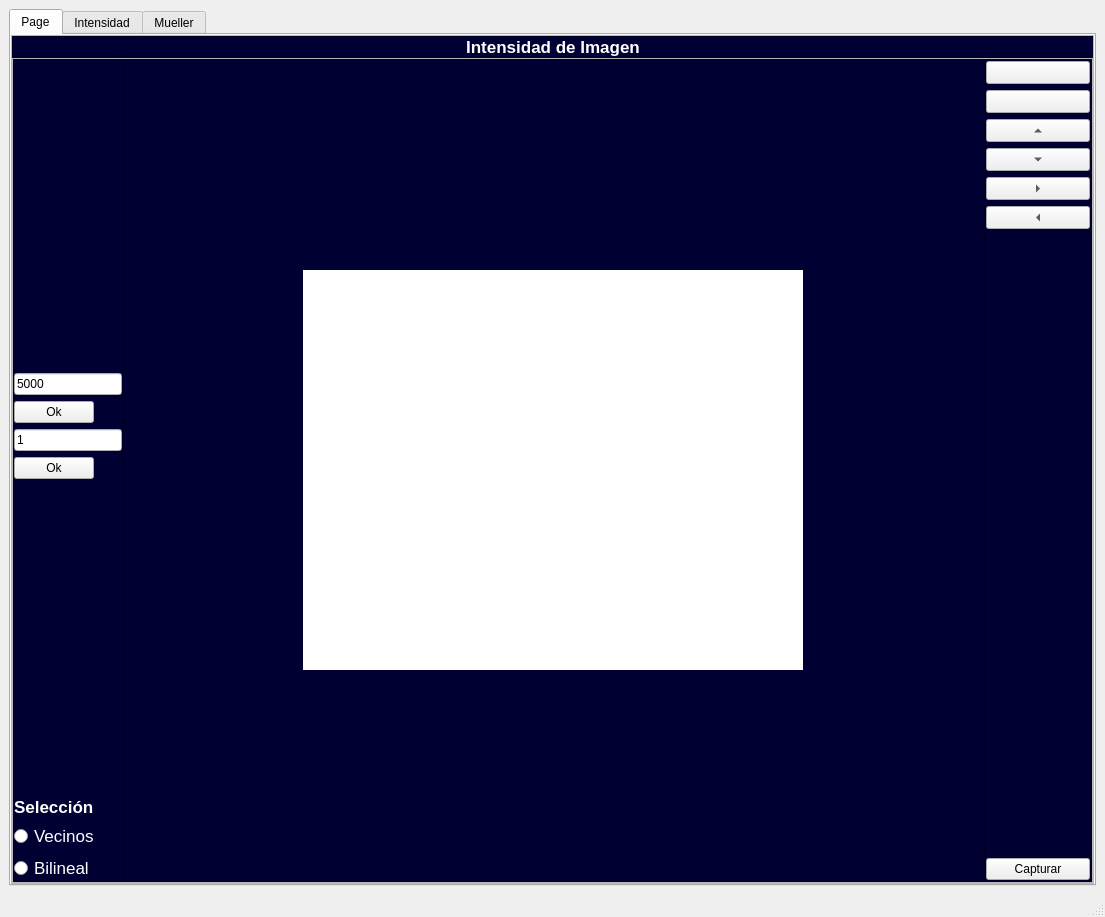
Old version of the form GUI/gui.ui in the repository dsilvapiedra/MWSI.
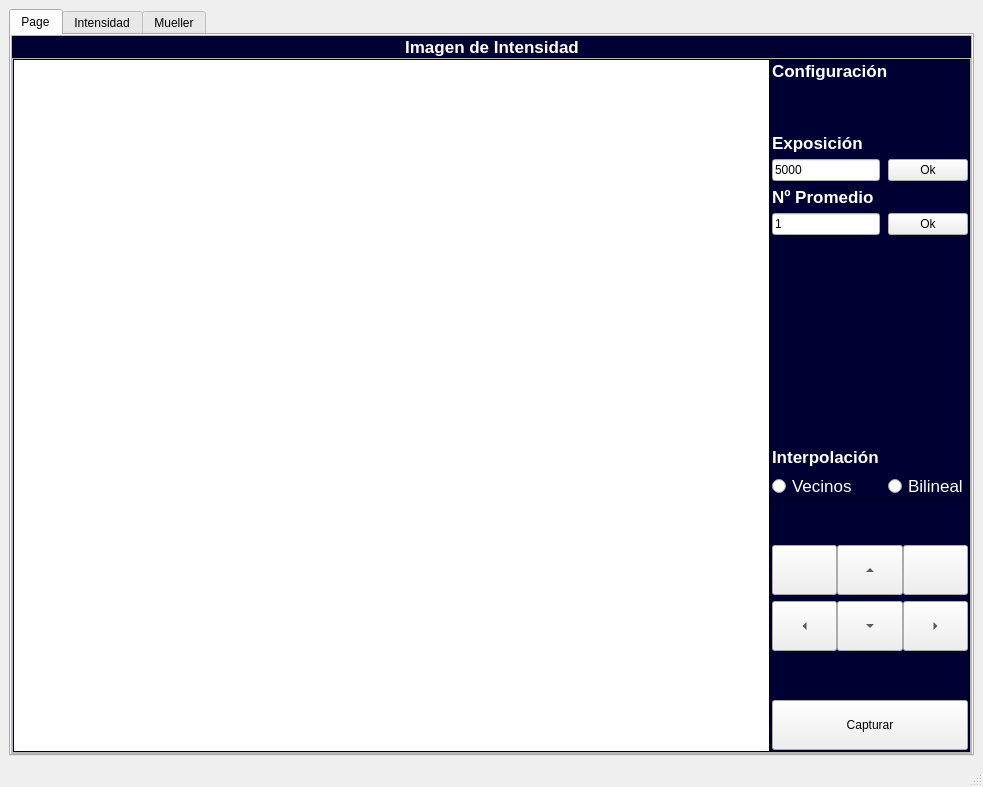
New version of the form. Icons and pictures are not drawn.

```diff
--- a/GUI/gui.ui
+++ b/GUI/gui.ui
@@ -6,8 +6,8 @@
    <rect>
     <x>0</x>
     <y>0</y>
-    <width>1105</width>
-    <height>917</height>
+    <width>983</width>
+    <height>787</height>
    </rect>
   </property>
   <property name="windowTitle">
@@ -137,7 +137,7 @@
 font-size: 13pt;</string>
                 </property>
                 <property name="text">
-                 <string>Intensidad de Imagen</string>
+                 <string>Imagen de Intensidad</string>
                 </property>
                 <property name="alignment">
                  <set>Qt::AlignCenter</set>
@@ -168,7 +168,7 @@
              <property name="frameShadow">
               <enum>QFrame::Raised</enum>
              </property>
-             <layout class="QHBoxLayout" name="horizontalLayout" stretch="0,8,1">
+             <layout class="QHBoxLayout" name="horizontalLayout" stretch="8,1">
               <property name="spacing">
                <number>0</number>
               </property>
@@ -184,136 +184,6 @@
               <property name="bottomMargin">
                <number>0</number>
               </property>
-              <item>
-               <widget class="QFrame" name="frame_4">
-                <property name="styleSheet">
-                 <string notr="true">QFrame {
-
-background-color:rgb(0, 0, 50);
- }
-
-QLabel {
-	color: rgb(255, 255, 254);
-	font: 13pt ;
-font-weight:bold;
-	
-}
-QRadioButton{
-	color: rgb(255, 255, 254);	font: 13pt ;
-}</string>
-                </property>
-                <property name="frameShape">
-                 <enum>QFrame::StyledPanel</enum>
-                </property>
-                <property name="frameShadow">
-                 <enum>QFrame::Raised</enum>
-                </property>
-                <layout class="QFormLayout" name="formLayout">
-                 <property name="horizontalSpacing">
-                  <number>0</number>
-                 </property>
-                 <property name="leftMargin">
-                  <number>0</number>
-                 </property>
-                 <property name="topMargin">
-                  <number>0</number>
-                 </property>
-                 <property name="rightMargin">
-                  <number>0</number>
-                 </property>
-                 <property name="bottomMargin">
-                  <number>0</number>
-                 </property>
-                 <item row="1" column="0">
-                  <widget class="QLineEdit" name="lineEdit_3">
-                   <property name="text">
-                    <string>5000</string>
-                   </property>
-                   <property name="readOnly">
-                    <bool>false</bool>
-                   </property>
-                   <property name="placeholderText">
-                    <string>Exposición</string>
-                   </property>
-                  </widget>
-                 </item>
-                 <item row="3" column="0">
-                  <widget class="QLineEdit" name="lineEdit_4">
-                   <property name="text">
-                    <string>1</string>
-                   </property>
-                   <property name="readOnly">
-                    <bool>false</bool>
-                   </property>
-                   <property name="placeholderText">
-                    <string>Num. Promedios</string>
-                   </property>
-                  </widget>
-                 </item>
-                 <item row="4" column="0">
-                  <widget class="QPushButton" name="pushButton_5">
-                   <property name="text">
-                    <string>Ok</string>
-                   </property>
-                  </widget>
-                 </item>
-                 <item row="2" column="0">
-                  <widget class="QPushButton" name="pushButton_6">
-                   <property name="text">
-                    <string>Ok</string>
-                   </property>
-                  </widget>
-                 </item>
-                 <item row="5" column="0">
-                  <spacer name="verticalSpacer_3">
-                   <property name="orientation">
-                    <enum>Qt::Vertical</enum>
-                   </property>
-                   <property name="sizeHint" stdset="0">
-                    <size>
-                     <width>20</width>
-                     <height>40</height>
-                    </size>
-                   </property>
-                  </spacer>
-                 </item>
-                 <item row="9" column="0">
-                  <widget class="QRadioButton" name="radioButton_5">
-                   <property name="text">
-                    <string>Bilineal</string>
-                   </property>
-                  </widget>
-                 </item>
-                 <item row="8" column="0">
-                  <widget class="QRadioButton" name="radioButton_4">
-                   <property name="text">
-                    <string>Vecinos</string>
-                   </property>
-                  </widget>
-                 </item>
-                 <item row="7" column="0">
-                  <widget class="QLabel" name="label_2">
-                   <property name="text">
-                    <string>Selección</string>
-                   </property>
-                  </widget>
-                 </item>
-                 <item row="0" column="0">
-                  <spacer name="verticalSpacer_5">
-                   <property name="orientation">
-                    <enum>Qt::Vertical</enum>
-                   </property>
-                   <property name="sizeHint" stdset="0">
-                    <size>
-                     <width>20</width>
-                     <height>40</height>
-                    </size>
-                   </property>
-                  </spacer>
-                 </item>
-                </layout>
-               </widget>
-              </item>
               <item>
                <widget class="QFrame" name="frame_3">
                 <property name="styleSheet">
@@ -351,11 +221,17 @@
                   <number>0</number>
                  </property>
                  <item row="0" column="0">
-                  <widget class="QLabel" name="S0_2">
+                  <widget class="QLabel" name="S0">
+                   <property name="sizePolicy">
+                    <sizepolicy hsizetype="Expanding" vsizetype="Expanding">
+                     <horstretch>0</horstretch>
+                     <verstretch>0</verstretch>
+                    </sizepolicy>
+                   </property>
                    <property name="maximumSize">
                     <size>
-                     <width>500</width>
-                     <height>400</height>
+                     <width>16777215</width>
+                     <height>16777215</height>
                     </size>
                    </property>
                    <property name="styleSheet">
@@ -364,6 +240,9 @@
                    <property name="text">
                     <string/>
                    </property>
+                   <property name="scaledContents">
+                    <bool>true</bool>
+                   </property>
                   </widget>
                  </item>
                 </layout>
@@ -417,7 +296,7 @@
                  <property name="bottomMargin">
                   <number>0</number>
                  </property>
-                 <item row="0" column="1">
+                 <item row="2" column="1">
                   <widget class="QFrame" name="frame_6">
                    <property name="frameShape">
                     <enum>QFrame::StyledPanel</enum>
@@ -441,14 +320,90 @@
                     <property name="horizontalSpacing">
                      <number>0</number>
                     </property>
-                    <item row="3" column="0">
+                    <item row="3" column="2">
+                     <widget class="QToolButton" name="toolButton_11">
+                      <property name="sizePolicy">
+                       <sizepolicy hsizetype="Minimum" vsizetype="Minimum">
+                        <horstretch>0</horstretch>
+                        <verstretch>0</verstretch>
+                       </sizepolicy>
+                      </property>
+                      <property name="minimumSize">
+                       <size>
+                        <width>0</width>
+                        <height>50</height>
+                       </size>
+                      </property>
+                      <property name="cursor">
+                       <cursorShape>PointingHandCursor</cursorShape>
+                      </property>
+                      <property name="text">
+                       <string/>
+                      </property>
+                      <property name="icon">
+                       <iconset>
+                        <normaloff>../../../Descargas/rarrow.png</normaloff>../../../Descargas/rarrow.png</iconset>
+                      </property>
+                      <property name="toolButtonStyle">
+                       <enum>Qt::ToolButtonIconOnly</enum>
+                      </property>
+                      <property name="arrowType">
+                       <enum>Qt::NoArrow</enum>
+                      </property>
+                     </widget>
+                    </item>
+                    <item row="4" column="1">
+                     <widget class="QToolButton" name="toolButton_8">
+                      <property name="sizePolicy">
+                       <sizepolicy hsizetype="Minimum" vsizetype="Minimum">
+                        <horstretch>0</horstretch>
+                        <verstretch>0</verstretch>
+                       </sizepolicy>
+                      </property>
+                      <property name="minimumSize">
+                       <size>
+                        <width>0</width>
+                        <height>50</height>
+                       </size>
+                      </property>
+                      <property name="cursor">
+                       <cursorShape>PointingHandCursor</cursorShape>
+                      </property>
+                      <property name="text">
+                       <string>...</string>
+                      </property>
+                      <property name="arrowType">
+                       <enum>Qt::DownArrow</enum>
+                      </property>
+                     </widget>
+                    </item>
+                    <item row="7" column="1">
+                     <spacer name="verticalSpacer_4">
+                      <property name="orientation">
+                       <enum>Qt::Vertical</enum>
+                      </property>
+                      <property name="sizeHint" stdset="0">
+                       <size>
+                        <width>20</width>
+                        <height>40</height>
+                       </size>
+                      </property>
+                     </spacer>
+                    </item>
+                    <item row="3" column="1">
                      <widget class="QToolButton" name="toolButton_9">
                       <property name="sizePolicy">
-                       <sizepolicy hsizetype="Minimum" vsizetype="Fixed">
+                       <sizepolicy hsizetype="Minimum" vsizetype="Minimum">
                         <horstretch>0</horstretch>
                         <verstretch>0</verstretch>
                        </sizepolicy>
                       </property>
+                      <property name="minimumSize">
+                       <size>
+                        <width>0</width>
+                        <height>50</height>
+                       </size>
+                      </property>
                       <property name="cursor">
                        <cursorShape>PointingHandCursor</cursorShape>
                       </property>
@@ -460,14 +415,20 @@
                       </property>
                      </widget>
                     </item>
-                    <item row="2" column="0">
+                    <item row="3" column="0">
                      <widget class="QToolButton" name="toolButton_7">
                       <property name="sizePolicy">
-                       <sizepolicy hsizetype="Minimum" vsizetype="Fixed">
+                       <sizepolicy hsizetype="Minimum" vsizetype="Minimum">
                         <horstretch>0</horstretch>
                         <verstretch>0</verstretch>
                        </sizepolicy>
                       </property>
+                      <property name="minimumSize">
+                       <size>
+                        <width>0</width>
+                        <height>50</height>
+                       </size>
+                      </property>
                       <property name="cursor">
                        <cursorShape>PointingHandCursor</cursorShape>
                       </property>
@@ -486,33 +447,20 @@
                       </property>
                      </widget>
                     </item>
-                    <item row="4" column="0">
-                     <widget class="QToolButton" name="toolButton_8">
-                      <property name="sizePolicy">
-                       <sizepolicy hsizetype="Minimum" vsizetype="Fixed">
-                        <horstretch>0</horstretch>
-                        <verstretch>0</verstretch>
-                       </sizepolicy>
-                      </property>
-                      <property name="cursor">
-                       <cursorShape>PointingHandCursor</cursorShape>
-                      </property>
-                      <property name="text">
-                       <string>...</string>
-                      </property>
-                      <property name="arrowType">
-                       <enum>Qt::DownArrow</enum>
-                      </property>
-                     </widget>
-                    </item>
-                    <item row="5" column="0">
+                    <item row="4" column="2">
                      <widget class="QToolButton" name="toolButton_10">
                       <property name="sizePolicy">
-                       <sizepolicy hsizetype="Minimum" vsizetype="Fixed">
+                       <sizepolicy hsizetype="Minimum" vsizetype="Minimum">
                         <horstretch>0</horstretch>
                         <verstretch>0</verstretch>
                        </sizepolicy>
                       </property>
+                      <property name="minimumSize">
+                       <size>
+                        <width>0</width>
+                        <height>50</height>
+                       </size>
+                      </property>
                       <property name="cursor">
                        <cursorShape>PointingHandCursor</cursorShape>
                       </property>
@@ -524,40 +472,20 @@
                       </property>
                      </widget>
                     </item>
-                    <item row="0" column="0">
-                     <widget class="QToolButton" name="toolButton_11">
-                      <property name="sizePolicy">
-                       <sizepolicy hsizetype="Minimum" vsizetype="Fixed">
-                        <horstretch>0</horstretch>
-                        <verstretch>0</verstretch>
-                       </sizepolicy>
-                      </property>
-                      <property name="cursor">
-                       <cursorShape>PointingHandCursor</cursorShape>
-                      </property>
-                      <property name="text">
-                       <string/>
-                      </property>
-                      <property name="icon">
-                       <iconset>
-                        <normaloff>../../../Descargas/rarrow.png</normaloff>../../../Descargas/rarrow.png</iconset>
-                      </property>
-                      <property name="toolButtonStyle">
-                       <enum>Qt::ToolButtonIconOnly</enum>
-                      </property>
-                      <property name="arrowType">
-                       <enum>Qt::NoArrow</enum>
-                      </property>
-                     </widget>
-                    </item>
-                    <item row="6" column="0">
+                    <item row="4" column="0">
                      <widget class="QToolButton" name="toolButton_12">
                       <property name="sizePolicy">
-                       <sizepolicy hsizetype="Minimum" vsizetype="Fixed">
+                       <sizepolicy hsizetype="Minimum" vsizetype="Minimum">
                         <horstretch>0</horstretch>
                         <verstretch>0</verstretch>
                        </sizepolicy>
                       </property>
+                      <property name="minimumSize">
+                       <size>
+                        <width>0</width>
+                        <height>50</height>
+                       </size>
+                      </property>
                       <property name="cursor">
                        <cursorShape>PointingHandCursor</cursorShape>
                       </property>
@@ -569,25 +497,216 @@
                       </property>
                      </widget>
                     </item>
-                    <item row="8" column="0">
+                    <item row="8" column="0" colspan="3">
                      <widget class="QPushButton" name="pushButton_7">
+                      <property name="sizePolicy">
+                       <sizepolicy hsizetype="Minimum" vsizetype="Minimum">
+                        <horstretch>0</horstretch>
+                        <verstretch>0</verstretch>
+                       </sizepolicy>
+                      </property>
+                      <property name="minimumSize">
+                       <size>
+                        <width>0</width>
+                        <height>50</height>
+                       </size>
+                      </property>
                       <property name="text">
                        <string>Capturar</string>
                       </property>
                      </widget>
                     </item>
+                    <item row="0" column="1">
+                     <spacer name="verticalSpacer_6">
+                      <property name="orientation">
+                       <enum>Qt::Vertical</enum>
+                      </property>
+                      <property name="sizeHint" stdset="0">
+                       <size>
+                        <width>20</width>
+                        <height>40</height>
+                       </size>
+                      </property>
+                     </spacer>
+                    </item>
+                   </layout>
+                  </widget>
+                 </item>
+                 <item row="1" column="1">
+                  <widget class="QFrame" name="frame_4">
+                   <property name="styleSheet">
+                    <string notr="true">QFrame {
+
+background-color:rgb(0, 0, 50);
+ }
+
+QLabel {
+	color: rgb(255, 255, 254);
+	font: 13pt ;
+font-weight:bold;
+	
+}
+QRadioButton{
+	color: rgb(255, 255, 254);	font: 13pt ;
+}</string>
+                   </property>
+                   <property name="frameShape">
+                    <enum>QFrame::StyledPanel</enum>
+                   </property>
+                   <property name="frameShadow">
+                    <enum>QFrame::Raised</enum>
+                   </property>
+                   <layout class="QFormLayout" name="formLayout">
+                    <property name="horizontalSpacing">
+                     <number>0</number>
+                    </property>
+                    <property name="leftMargin">
+                     <number>0</number>
+                    </property>
+                    <property name="topMargin">
+                     <number>0</number>
+                    </property>
+                    <property name="rightMargin">
+                     <number>0</number>
+                    </property>
+                    <property name="bottomMargin">
+                     <number>0</number>
+                    </property>
+                    <item row="5" column="0">
+                     <widget class="QLineEdit" name="lineEdit_3">
+                      <property name="sizePolicy">
+                       <sizepolicy hsizetype="Expanding" vsizetype="Expanding">
+                        <horstretch>0</horstretch>
+                        <verstretch>0</verstretch>
+                       </sizepolicy>
+                      </property>
+                      <property name="text">
+                       <string>5000</string>
+                      </property>
+                      <property name="readOnly">
+                       <bool>false</bool>
+                      </property>
+                      <property name="placeholderText">
+                       <string>Exposición</string>
+                      </property>
+                     </widget>
+                    </item>
+                    <item row="8" column="0">
+                     <widget class="QLineEdit" name="lineEdit_4">
+                      <property name="sizePolicy">
+                       <sizepolicy hsizetype="Expanding" vsizetype="Expanding">
+                        <horstretch>0</horstretch>
+                        <verstretch>0</verstretch>
+                       </sizepolicy>
+                      </property>
+                      <property name="text">
+                       <string>1</string>
+                      </property>
+                      <property name="readOnly">
+                       <bool>false</bool>
+                      </property>
+                      <property name="placeholderText">
+                       <string>Num. Promedios</string>
+                      </property>
+                     </widget>
+                    </item>
+                    <item row="10" column="0">
+                     <spacer name="verticalSpacer_3">
+                      <property name="orientation">
+                       <enum>Qt::Vertical</enum>
+                      </property>
+                      <property name="sizeHint" stdset="0">
+                       <size>
+                        <width>20</width>
+                        <height>200</height>
+                       </size>
+                      </property>
+                     </spacer>
+                    </item>
+                    <item row="13" column="0">
+                     <widget class="QRadioButton" name="radioButton_4">
+                      <property name="text">
+                       <string>Vecinos</string>
+                      </property>
+                     </widget>
+                    </item>
+                    <item row="12" column="0">
+                     <widget class="QLabel" name="label_2">
+                      <property name="text">
+                       <string>Interpolación</string>
+                      </property>
+                     </widget>
+                    </item>
+                    <item row="5" column="1">
+                     <widget class="QPushButton" name="pushButton_6">
+                      <property name="text">
+                       <string>Ok</string>
+                      </property>
+                     </widget>
+                    </item>
+                    <item row="8" column="1">
+                     <widget class="QPushButton" name="pushButton_5">
+                      <property name="text">
+                       <string>Ok</string>
+                      </property>
+                     </widget>
+                    </item>
+                    <item row="2" column="0">
+                     <widget class="QLabel" name="label_3">
+                      <property name="font">
+                       <font>
+                        <pointsize>13</pointsize>
+                        <weight>75</weight>
+                        <italic>false</italic>
+                        <bold>true</bold>
+                       </font>
+                      </property>
+                      <property name="text">
+                       <string>Configuración</string>
+                      </property>
+                     </widget>
+                    </item>
+                    <item row="3" column="0">
+                     <spacer name="verticalSpacer_5">
+                      <property name="orientation">
+                       <enum>Qt::Vertical</enum>
+                      </property>
+                      <property name="sizeHint" stdset="0">
+                       <size>
+                        <width>20</width>
+                        <height>40</height>
+                       </size>
+                      </property>
+                     </spacer>
+                    </item>
+                    <item row="13" column="1">
+                     <widget class="QRadioButton" name="radioButton_5">
+                      <property name="text">
+                       <string>Bilineal</string>
+                      </property>
+                     </widget>
+                    </item>
+                    <item row="4" column="0">
+                     <widget class="QLabel" name="label_4">
+                      <property name="font">
+                       <font>
+                        <pointsize>13</pointsize>
+                        <weight>75</weight>
+                        <italic>false</italic>
+                        <bold>true</bold>
+                       </font>
+                      </property>
+                      <property name="text">
+                       <string>Exposición</string>
+                      </property>
+                     </widget>
+                    </item>
                     <item row="7" column="0">
-                     <spacer name="verticalSpacer_4">
-                      <property name="orientation">
-                       <enum>Qt::Vertical</enum>
+                     <widget class="QLabel" name="label_5">
+                      <property name="text">
+                       <string>Nº Promedio</string>
                       </property>
-                      <property name="sizeHint" stdset="0">
-                       <size>
-                        <width>20</width>
-                        <height>40</height>
-                       </size>
-                      </property>
-                     </spacer>
+                     </widget>
                     </item>
                    </layout>
                   </widget>
@@ -836,7 +955,7 @@
          </widget>
         </item>
         <item row="0" column="0" rowspan="6" colspan="2">
-         <widget class="QLabel" name="S0">
+         <widget class="QLabel" name="S011">
           <property name="maximumSize">
            <size>
             <width>500</width>
@@ -1245,7 +1364,7 @@
     <rect>
      <x>0</x>
      <y>0</y>
-     <width>1105</width>
+     <width>983</width>
      <height>21</height>
     </rect>
    </property>
```
